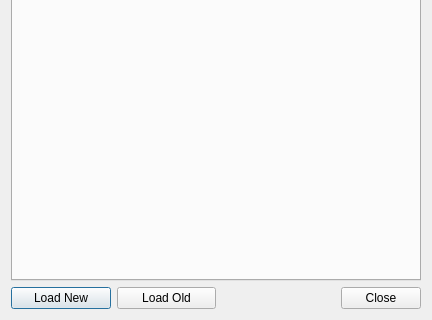
First picture: the form in commentsdialog.ui, repository kambala-decapitator/HornAppDesktop, before the edit; both pictures show x 0 to 432 and y 145 to 465 of the 432 by 465 pixel window.
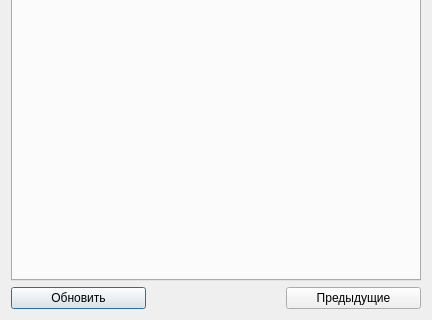
Second picture: the form after the edit.

Diff of the .ui file:
```diff
--- a/commentsdialog.ui
+++ b/commentsdialog.ui
@@ -44,26 +44,13 @@
         </sizepolicy>
        </property>
        <property name="text">
-        <string>Load New</string>
+        <string>Обновить</string>
        </property>
        <property name="shortcut">
         <string>Ctrl+Shift+R</string>
        </property>
       </widget>
      </item>
-     <item>
-      <widget class="QPushButton" name="loadOldButton">
-       <property name="sizePolicy">
-        <sizepolicy hsizetype="Expanding" vsizetype="Fixed">
-         <horstretch>0</horstretch>
-         <verstretch>0</verstretch>
-        </sizepolicy>
-       </property>
-       <property name="text">
-        <string>Load Old</string>
-       </property>
-      </widget>
-     </item>
      <item>
       <spacer name="horizontalSpacer">
        <property name="orientation">
@@ -78,9 +65,18 @@
       </spacer>
      </item>
      <item>
-      <widget class="QDialogButtonBox" name="buttonBox">
-       <property name="standardButtons">
-        <set>QDialogButtonBox::Close</set>
+      <widget class="QPushButton" name="loadOldButton">
+       <property name="sizePolicy">
+        <sizepolicy hsizetype="Expanding" vsizetype="Fixed">
+         <horstretch>0</horstretch>
+         <verstretch>0</verstretch>
+        </sizepolicy>
+       </property>
+       <property name="toolTip">
+        <string>Загружает предыдущие 100 комментариев</string>
+       </property>
+       <property name="text">
+        <string>Предыдущие</string>
        </property>
       </widget>
      </item>
```
Left out of the diff: 24 changed lines with no effect on the pictures.
